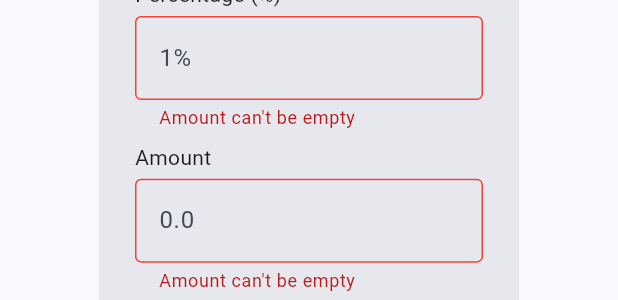
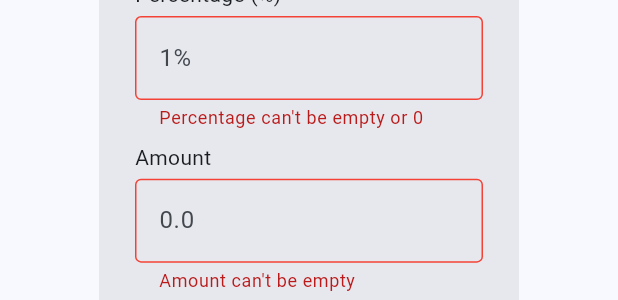
Before and after one commit to RyanPangestu25/iomweb, a Flutter app: the IncomeTax widget shown alone on an empty page, opened directly with empty values, after a tap on "Submit", on a phone screen of 412 x 824 dp. Shown: the part 545-845 px from the top of the screen. Run offline on Flutter 3.47's test engine with Material 3 defaults, Android fonts, the light colour scheme and no system bars; our stand-ins replace connectivity_plus, data_table_2, file_picker, flutter_multi_formatter, package_info_plus, photo_view and 4 more; missing offline and left inert: excel, status_alert, store_redirect, syncfusion_flutter_pdfviewer; accounts and stored records are empty; network calls fail.

Commit message:
Update 02-01-2024 (edit, income_tax, verification)

```diff
--- a/lib/widgets/alertdialog/edit.dart
+++ b/lib/widgets/alertdialog/edit.dart
@@ -7,13 +7,13 @@ import 'package:flutter/material.dart';
 import 'package:intl/intl.dart';
 import 'package:file_picker/file_picker.dart';
 import 'package:http/http.dart' as http;
+import 'package:flutter_multi_formatter/flutter_multi_formatter.dart';
 import 'package:shared_preferences/shared_preferences.dart';
 import 'package:status_alert/status_alert.dart';
 import 'package:xml/xml.dart' as xml;
 import '../../backend/constants.dart';
 import '../loading.dart';
 import 'try_again.dart';
-import 'package:pattern_formatter/numeric_formatter.dart';
 
 class Edit extends StatefulWidget {
   final Function(bool) isUpdate;
@@ -355,7 +355,7 @@ class _EditState extends State<Edit> {
           '<Item>${widget.editItem.last['item']}</Item>' +
           '<Tgl_TerimaPembayaran>${DateFormat('dd-MMM-yyyy').parse(date.text).toLocal().toIso8601String()}</Tgl_TerimaPembayaran>' +
           '<NamaBankPenerima>$namaBankPenerima</NamaBankPenerima>' +
-          '<AmountPembayaran>${amount.text}</AmountPembayaran>' +
+          '<AmountPembayaran>${amount.text.replaceAll(',', '')}</AmountPembayaran>' +
           '<CurrPembayaran>${curr.text.substring(0, 3)}</CurrPembayaran>' +
           '<server>${widget.server}</server>' +
           '</UpdatePayment>' +
@@ -1116,7 +1116,7 @@ class _EditState extends State<Edit> {
                                 AutovalidateMode.onUserInteraction,
                             autocorrect: false,
                             inputFormatters: [
-                              ThousandsFormatter(allowFraction: true)
+                              CurrencyInputFormatter(),
                             ],
                             decoration: const InputDecoration(
                               enabledBorder: OutlineInputBorder(
--- a/lib/widgets/alertdialog/income_tax.dart
+++ b/lib/widgets/alertdialog/income_tax.dart
@@ -3,14 +3,13 @@
 import 'dart:async';
 import 'dart:convert';
 import 'package:flutter/material.dart';
-import 'package:flutter/services.dart';
 import 'package:http/http.dart' as http;
 import 'package:intl/intl.dart';
 import 'package:status_alert/status_alert.dart';
 import 'package:xml/xml.dart' as xml;
 import '../../backend/constants.dart';
 import '../loading.dart';
-import 'package:pattern_formatter/pattern_formatter.dart';
+import 'package:flutter_multi_formatter/flutter_multi_formatter.dart';
 
 class IncomeTax extends StatefulWidget {
   final Function(String) pphAmount;
@@ -59,9 +58,13 @@ class _IncomeTaxState extends State<IncomeTax> {
 
   Future<void> filterPer(String query) async {
     setState(() {
-      filteredPer.value = listPercent.where((data) {
-        return data.toString().contains(query.toString());
-      }).toList();
+      if (query == '0.00') {
+        filteredPer.value = listPercent.toList();
+      } else {
+        filteredPer.value = listPercent.where((data) {
+          return data.toString().contains(query.toString());
+        }).toList();
+      }
     });
   }
 
@@ -187,8 +190,8 @@ class _IncomeTaxState extends State<IncomeTax> {
           '<UpdatePPH xmlns="http://tempuri.org/">' +
           '<NoIOM>${widget.iom.last['noIOM']}</NoIOM>' +
           '<Currency_PPH>${curr.text.substring(0, 3)}</Currency_PPH>' +
-          '<Persentase_PPH>${percent.text}</Persentase_PPH>' +
-          '<Biaya_PPH>${amount.text}</Biaya_PPH>' +
+          '<Persentase_PPH>${percent.text.replaceAll(',', '')}</Persentase_PPH>' +
+          '<Biaya_PPH>${amount.text.replaceAll(',', '')}</Biaya_PPH>' +
           '<server>${widget.iom.last['server']}</server>' +
           '</UpdatePPH>' +
           '</soap:Body>' +
@@ -295,7 +298,8 @@ class _IncomeTaxState extends State<IncomeTax> {
 
   void countTax() {
     double iomValue = double.parse(widget.iom.last['biaya']);
-    double percentValue = double.tryParse(this.percent.text) ?? 0.0;
+    double percentValue =
+        double.tryParse(this.percent.text.replaceAll(',', '')) ?? 0.0;
     double percent = percentValue / 100;
     double total = 0.0;
     setState(() {
@@ -469,7 +473,7 @@ class _IncomeTaxState extends State<IncomeTax> {
                               signed: true,
                             ),
                             inputFormatters: [
-                              FilteringTextInputFormatter.digitsOnly
+                              CurrencyInputFormatter(),
                             ],
                             autovalidateMode:
                                 AutovalidateMode.onUserInteraction,
@@ -500,8 +504,8 @@ class _IncomeTaxState extends State<IncomeTax> {
                               suffixText: '%',
                             ),
                             validator: (value) {
-                              if (value!.isEmpty) {
-                                return "Amount can't be empty";
+                              if (value!.isEmpty || value == '0.00') {
+                                return "Percentage can't be empty or 0";
                               } else {
                                 return null;
                               }
@@ -574,7 +578,7 @@ class _IncomeTaxState extends State<IncomeTax> {
                                 AutovalidateMode.onUserInteraction,
                             autocorrect: false,
                             inputFormatters: [
-                              ThousandsFormatter(allowFraction: true)
+                              CurrencyInputFormatter(),
                             ],
                             decoration: const InputDecoration(
                               enabledBorder: OutlineInputBorder(
--- a/lib/widgets/alertdialog/verification.dart
+++ b/lib/widgets/alertdialog/verification.dart
@@ -7,7 +7,7 @@ import 'package:flutter/material.dart';
 import 'package:intl/intl.dart';
 import 'package:file_picker/file_picker.dart';
 import 'package:http/http.dart' as http;
-import 'package:pattern_formatter/numeric_formatter.dart';
+import 'package:flutter_multi_formatter/flutter_multi_formatter.dart';
 import '../../screens/view_iom.dart';
 import 'package:shared_preferences/shared_preferences.dart';
 import 'package:status_alert/status_alert.dart';
@@ -511,7 +511,7 @@ class _VerificationState extends State<Verification> {
           '<Item>${(item + 1).toString()}</Item>' +
           '<Tgl_TerimaPembayaran>${DateFormat('dd-MMM-yyyy').parse(date.text).toLocal().toIso8601String()}</Tgl_TerimaPembayaran>' +
           '<NamaBankPenerima>$namaBankPenerima</NamaBankPenerima>' +
-          '<AmountPembayaran>${amount.text}</AmountPembayaran>' +
+          '<AmountPembayaran>${amount.text.replaceAll(',', '')}</AmountPembayaran>' +
           '<CurrPembayaran>${curr.text.substring(0, 3)}</CurrPembayaran>' +
           '<server>${widget.iom.last['server']}</server>' +
           '</VerificationPayment>' +
@@ -1315,7 +1315,7 @@ class _VerificationState extends State<Verification> {
                                       AutovalidateMode.onUserInteraction,
                                   autocorrect: false,
                                   inputFormatters: [
-                                    ThousandsFormatter(allowFraction: true)
+                                    CurrencyInputFormatter(),
                                   ],
                                   decoration: const InputDecoration(
                                     enabledBorder: OutlineInputBorder(
--- a/pubspec.yaml
+++ b/pubspec.yaml
@@ -51,8 +51,8 @@ dependencies:
   pin_code_fields: ^8.0.1
   file_picker: ^6.1.1
   path: ^1.8.3
-  pattern_formatter: ^3.0.0
   excel: ^3.0.0
+  flutter_multi_formatter: ^2.12.3
 
 dev_dependencies:
   flutter_test:
```
Also changed, not shown: pubspec.lock.
